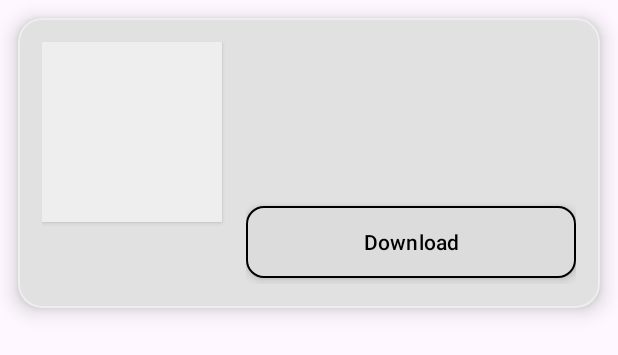
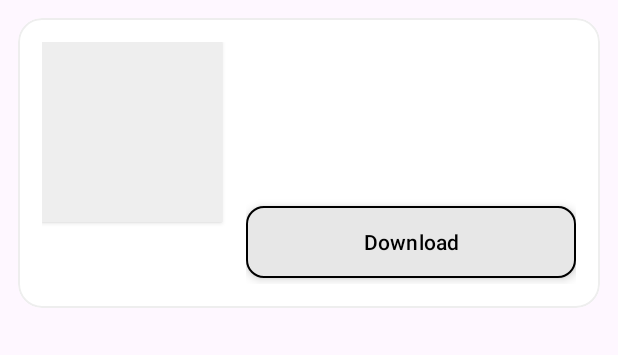
Before and after one commit to johnconnor98/notes, an Android app: the layout item_note.xml on its own in the app's theme, with its tools: preview values and no code run, on a phone screen of 412 x 824 dp. Shown: the top 355 px of the screen. Run offline under Robolectric (Android 15) with nearby library versions, the phone set to English and light mode, and no system bars.

Commit message:
first commit

```diff
--- a/app/src/main/res/layout/item_note.xml
+++ b/app/src/main/res/layout/item_note.xml
@@ -8,6 +8,7 @@
     android:focusable="true"
     android:foreground="?attr/selectableItemBackground"
     style="@style/Widget.Notes.Card"
+    app:cardElevation="0dp"
     app:strokeWidth="1dp"
     app:strokeColor="@color/gray_200">
 
--- a/app/src/main/res/values/themes.xml
+++ b/app/src/main/res/values/themes.xml
@@ -76,9 +76,10 @@
     <!-- Card Style -->
     <style name="Widget.Notes.Card" parent="Widget.Material3.CardView.Elevated">
         <item name="cardCornerRadius">16dp</item>
-        <item name="cardElevation">8dp</item>
+        <item name="cardElevation">0dp</item>
         <item name="cardBackgroundColor">@color/card_background</item>
         <item name="strokeWidth">1dp</item>
         <item name="strokeColor">@color/gray_200</item>
+        <item name="android:elevation">0dp</item>
     </style>
 </resources>
```
